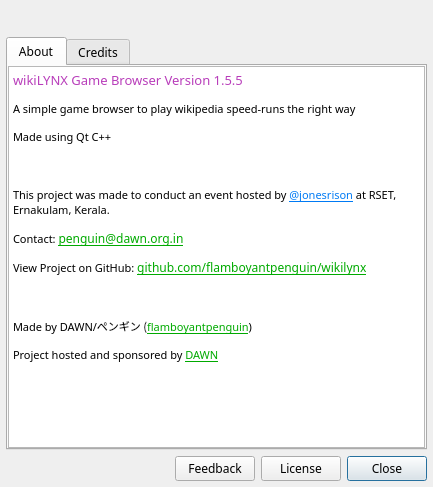
Qt form wikiLYNX/ui/about.ui (flamboyantpenguin/wikilynx) before a commit.
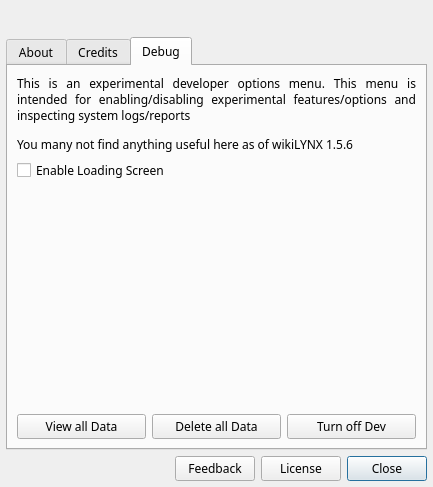
The same form after that commit. The open tabs and pages were chosen to show the change. Icons and pictures are not drawn.

Commit message: Release 1.5.6-C0 - New Level Selector dialog replacing dropdown widget - Performance Improvements - baseList class for simple list views (checkpoints and logs) - New developer options menu in About Dialog - Progress bar turned off by default. Can be turned on from dev options - Fixes #56 - Minor UI Fixes - Performance Improvements

Diff of the .ui file:
```diff
--- a/wikiLYNX/ui/about.ui
+++ b/wikiLYNX/ui/about.ui
@@ -102,6 +102,9 @@
      <property name="currentIndex">
       <number>0</number>
      </property>
+     <property name="tabBarAutoHide">
+      <bool>false</bool>
+     </property>
      <widget class="QWidget" name="aboutTab">
       <attribute name="title">
        <string>About</string>
@@ -150,10 +153,11 @@
 li.unchecked::marker { content: &quot;\2610&quot;; }
 li.checked::marker { content: &quot;\2612&quot;; }
 &lt;/style&gt;&lt;/head&gt;&lt;body style=&quot; font-family:'Comfortaa'; font-size:10pt; font-weight:400; font-style:normal;&quot;&gt;
-&lt;p style=&quot; margin-top:12px; margin-bottom:12px; margin-left:0px; margin-right:0px; -qt-block-indent:0; text-indent:0px;&quot;&gt;&lt;span style=&quot; color:#b83dba;&quot;&gt;wikiLYNX Game Browser Version 1.5.5&lt;/span&gt;&lt;/p&gt;
+&lt;p style=&quot; margin-top:12px; margin-bottom:12px; margin-left:0px; margin-right:0px; -qt-block-indent:0; text-indent:0px;&quot;&gt;&lt;span style=&quot; color:#b83dba;&quot;&gt;wikiLYNX Game Browser Version 1.5.6&lt;/span&gt;&lt;/p&gt;
 &lt;p style=&quot; margin-top:12px; margin-bottom:12px; margin-left:0px; margin-right:0px; -qt-block-indent:0; text-indent:0px;&quot;&gt;&lt;span style=&quot; font-size:8pt;&quot;&gt;A simple game browser to play wikipedia speed-runs the right way &lt;/span&gt;&lt;/p&gt;
 &lt;p style=&quot; margin-top:12px; margin-bottom:12px; margin-left:0px; margin-right:0px; -qt-block-indent:0; text-indent:0px;&quot;&gt;&lt;span style=&quot; font-size:8pt;&quot;&gt;Made using Qt C++&lt;/span&gt;&lt;/p&gt;
 &lt;p style=&quot;-qt-paragraph-type:empty; margin-top:0px; margin-bottom:0px; margin-left:0px; margin-right:0px; -qt-block-indent:0; text-indent:0px;&quot;&gt;&lt;br /&gt;&lt;/p&gt;
+&lt;p style=&quot; margin-top:0px; margin-bottom:0px; margin-left:0px; margin-right:0px; -qt-block-indent:0; text-indent:0px;&quot;&gt;&lt;a href=&quot;https://projects.dawn.org.in/wikilynx&quot;&gt;&lt;span style=&quot; font-size:8pt; text-decoration: underline; color:#007af4;&quot;&gt;projects.dawn.org.in/wikilynx&lt;/span&gt;&lt;/a&gt;&lt;/p&gt;
 &lt;p style=&quot; margin-top:12px; margin-bottom:12px; margin-left:0px; margin-right:0px; -qt-block-indent:0; text-indent:0px;&quot;&gt;&lt;span style=&quot; font-size:8pt;&quot;&gt;This project was made to conduct an event hosted by &lt;/span&gt;&lt;a href=&quot;https://jonesrison.github.io/&quot;&gt;&lt;span style=&quot; font-size:8pt; text-decoration: underline; color:#007af4;&quot;&gt;@jonesrison&lt;/span&gt;&lt;/a&gt;&lt;span style=&quot; font-size:8pt;&quot;&gt; at RSET, Ernakulam, Kerala. &lt;/span&gt;&lt;/p&gt;
 &lt;p style=&quot; margin-top:12px; margin-bottom:12px; margin-left:0px; margin-right:0px; -qt-block-indent:0; text-indent:0px;&quot;&gt;&lt;span style=&quot; font-size:8pt;&quot;&gt;Contact: &lt;/span&gt;&lt;a href=&quot;mailto:penguin@dawn.org.in&quot;&gt;&lt;span style=&quot; font-size:9pt; text-decoration: underline; color:#00aa00;&quot;&gt;penguin@dawn.org.in&lt;/span&gt;&lt;/a&gt;&lt;/p&gt;
 &lt;p style=&quot; margin-top:12px; margin-bottom:12px; margin-left:0px; margin-right:0px; -qt-block-indent:0; text-indent:0px;&quot;&gt;&lt;span style=&quot; font-size:8pt;&quot;&gt;View Project on GitHub: &lt;/span&gt;&lt;a href=&quot;https://github.com/flamboyantpenguin/wikilynx&quot;&gt;&lt;span style=&quot; font-size:9pt; text-decoration: underline; color:#00aa00;&quot;&gt;github.com/flamboyantpenguin/wikilynx&lt;/span&gt;&lt;/a&gt;&lt;/p&gt;
@@ -234,6 +238,112 @@
        </item>
       </layout>
      </widget>
+     <widget class="QWidget" name="debugTab">
+      <attribute name="icon">
+       <iconset theme="dev"/>
+      </attribute>
+      <attribute name="title">
+       <string>Debug</string>
+      </attribute>
+      <layout class="QVBoxLayout" name="verticalLayout_4">
+       <item>
+        <widget class="QLabel" name="devMode_description">
+         <property name="text">
+          <string>&lt;html&gt;&lt;head/&gt;&lt;body&gt;&lt;p&gt;This is an experimental developer options menu. This menu is intended for enabling/disabling experimental features/options and inspecting system logs/reports &lt;/p&gt;&lt;p&gt;You many not find anything useful here as of wikiLYNX 1.5.6 &lt;/p&gt;&lt;/body&gt;&lt;/html&gt;</string>
+         </property>
+         <property name="alignment">
+          <set>Qt::AlignmentFlag::AlignJustify|Qt::AlignmentFlag::AlignVCenter</set>
+         </property>
+         <property name="wordWrap">
+          <bool>true</bool>
+         </property>
+        </widget>
+       </item>
+       <item>
+        <widget class="QCheckBox" name="coolLoadingScreen">
+         <property name="text">
+          <string>Enable Loading Screen</string>
+         </property>
+         <property name="icon">
+          <iconset theme="power"/>
+         </property>
+        </widget>
+       </item>
+       <item>
+        <layout class="QGridLayout" name="gridLayout">
+         <item row="3" column="2">
+          <spacer name="verticalSpacer_2">
+           <property name="orientation">
+            <enum>Qt::Orientation::Vertical</enum>
+           </property>
+           <property name="sizeHint" stdset="0">
+            <size>
+             <width>20</width>
+             <height>40</height>
+            </size>
+           </property>
+          </spacer>
+         </item>
+         <item row="5" column="2">
+          <widget class="QPushButton" name="turnOffDev">
+           <property name="text">
+            <string>Turn off Dev</string>
+           </property>
+           <property name="icon">
+            <iconset theme="toggle_off"/>
+           </property>
+          </widget>
+         </item>
+         <item row="3" column="1">
+          <spacer name="verticalSpacer">
+           <property name="orientation">
+            <enum>Qt::Orientation::Vertical</enum>
+           </property>
+           <property name="sizeHint" stdset="0">
+            <size>
+             <width>20</width>
+             <height>40</height>
+            </size>
+           </property>
+          </spacer>
+         </item>
+         <item row="5" column="1">
+          <widget class="QPushButton" name="selfDestruct">
+           <property name="text">
+            <string>Delete all Data</string>
+           </property>
+           <property name="icon">
+            <iconset theme="delete"/>
+           </property>
+          </widget>
+         </item>
+         <item row="5" column="0">
+          <widget class="QPushButton" name="viewDataDir">
+           <property name="text">
+            <string>View all Data</string>
+           </property>
+           <property name="icon">
+            <iconset theme="save"/>
+           </property>
+          </widget>
+         </item>
+         <item row="3" column="0">
+          <spacer name="verticalSpacer_3">
+           <property name="orientation">
+            <enum>Qt::Orientation::Vertical</enum>
+           </property>
+           <property name="sizeHint" stdset="0">
+            <size>
+             <width>20</width>
+             <height>40</height>
+            </size>
+           </property>
+          </spacer>
+         </item>
+        </layout>
+       </item>
+      </layout>
+     </widget>
     </widget>
    </item>
    <item>
```
Left out of the diff: 6 changed lines with no effect on the pictures. The commit also changes 131 other files.
